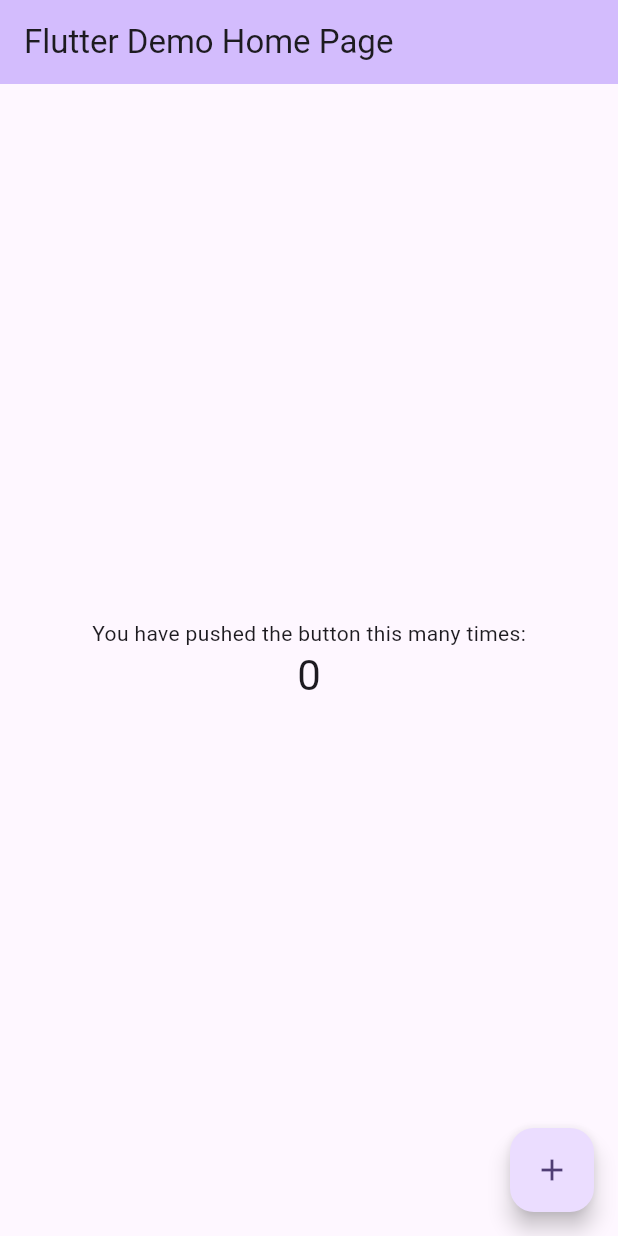
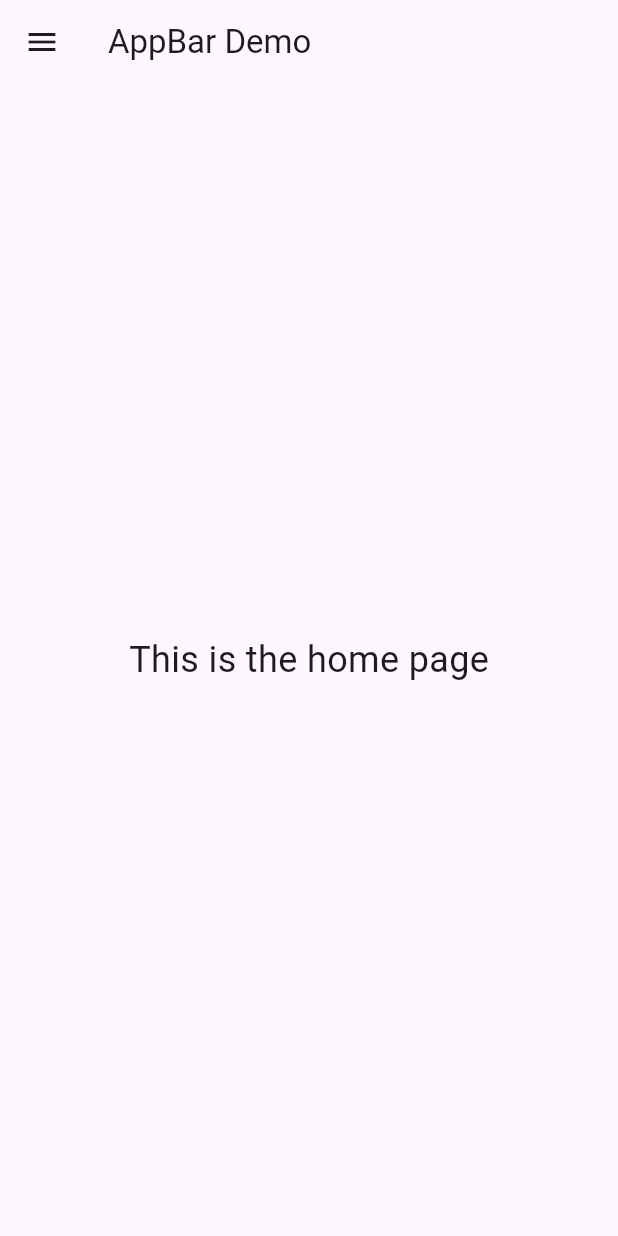
Before and after one commit to cookie70301/flutter_dart_app, a Flutter app: the screen it shows after launch, on a phone screen of 412 x 824 dp. Run offline on Flutter 3.47's test engine with Material 3 defaults, Android fonts, the phone set to English and light mode, and no system bars.

Commit message:
修改一

```diff
--- a/lib/main.dart
+++ b/lib/main.dart
@@ -1,122 +1,53 @@
 import 'package:flutter/material.dart';
 
-void main() {
-  runApp(const MyApp());
+/// Flutter code sample for [AppBar].
+
+void main() => runApp(const AppBarApp());
+
+class AppBarApp extends StatelessWidget {
+  const AppBarApp({super.key});
+
+  @override
+  Widget build(BuildContext context) {
+    return const MaterialApp(home: AppBarExample());
+  }
 }
 
-class MyApp extends StatelessWidget {
-  const MyApp({super.key});
+class AppBarExample extends StatelessWidget {
+  const AppBarExample({super.key});
 
-  // This widget is the root of your application.
   @override
   Widget build(BuildContext context) {
-    return MaterialApp(
-      title: 'Flutter Demo',
-      theme: ThemeData(
-        // This is the theme of your application.
-        //
-        // TRY THIS: Try running your application with "flutter run". You'll see
-        // the application has a purple toolbar. Then, without quitting the app,
-        // try changing the seedColor in the colorScheme below to Colors.green
-        // and then invoke "hot reload" (save your changes or press the "hot
-        // reload" button in a Flutter-supported IDE, or press "r" if you used
-        // the command line to start the app).
-        //
-        // Notice that the counter didn't reset back to zero; the application
-        // state is not lost during the reload. To reset the state, use hot
-        // restart instead.
-        //
-        // This works for code too, not just values: Most code changes can be
-        // tested with just a hot reload.
-        colorScheme: ColorScheme.fromSeed(seedColor: Colors.deepPurple),
+    return Scaffold(
+      drawer: Drawer(
+        child: ListView(
+          children: [
+            TextButton(
+              onPressed: (){
+                Navigator.push(
+                  context,
+                  MaterialPageRoute(
+                    builder: (BuildContext context) {
+                      return Scaffold(
+                        appBar: AppBar(title: const Text('Next page',style: TextStyle(fontSize: 30),)),
+                        body: const Center(
+                        child: Text('這是分頁', style: TextStyle(
+                        fontSize: 24)),
+                        ),
+                      );
+                    },
+                  )
+                );
+              },
+              child: Text("test",style: TextStyle(fontSize: 25),))
+          ],
+        ),
       ),
-      home: const MyHomePage(title: 'Flutter Demo Home Page'),
+      appBar: AppBar(
+        title: const Text('AppBar Demo'),
+      ),
+      body: const Center(
+          child: Text('This is the home page', style: TextStyle(fontSize: 24))),
     );
   }
 }
-
-class MyHomePage extends StatefulWidget {
-  const MyHomePage({super.key, required this.title});
-
-  // This widget is the home page of your application. It is stateful, meaning
-  // that it has a State object (defined below) that contains fields that affect
-  // how it looks.
-
-  // This class is the configuration for the state. It holds the values (in this
-  // case the title) provided by the parent (in this case the App widget) and
-  // used by the build method of the State. Fields in a Widget subclass are
-  // always marked "final".
-
-  final String title;
-
-  @override
-  State<MyHomePage> createState() => _MyHomePageState();
-}
-
-class _MyHomePageState extends State<MyHomePage> {
-  int _counter = 0;
-
-  void _incrementCounter() {
-    setState(() {
-      // This call to setState tells the Flutter framework that something has
-      // changed in this State, which causes it to rerun the build method below
-      // so that the display can reflect the updated values. If we changed
-      // _counter without calling setState(), then the build method would not be
-      // called again, and so nothing would appear to happen.
-      _counter++;
-    });
-  }
-
-  @override
-  Widget build(BuildContext context) {
-    // This method is rerun every time setState is called, for instance as done
-    // by the _incrementCounter method above.
-    //
-    // The Flutter framework has been optimized to make rerunning build methods
-    // fast, so that you can just rebuild anything that needs updating rather
-    // than having to individually change instances of widgets.
-    return Scaffold(
-      appBar: AppBar(
-        // TRY THIS: Try changing the color here to a specific color (to
-        // Colors.amber, perhaps?) and trigger a hot reload to see the AppBar
-        // change color while the other colors stay the same.
-        backgroundColor: Theme.of(context).colorScheme.inversePrimary,
-        // Here we take the value from the MyHomePage object that was created by
-        // the App.build method, and use it to set our appbar title.
-        title: Text(widget.title),
-      ),
-      body: Center(
-        // Center is a layout widget. It takes a single child and positions it
-        // in the middle of the parent.
-        child: Column(
-          // Column is also a layout widget. It takes a list of children and
-          // arranges them vertically. By default, it sizes itself to fit its
-          // children horizontally, and tries to be as tall as its parent.
-          //
-          // Column has various properties to control how it sizes itself and
-          // how it positions its children. Here we use mainAxisAlignment to
-          // center the children vertically; the main axis here is the vertical
-          // axis because Columns are vertical (the cross axis would be
-          // horizontal).
-          //
-          // TRY THIS: Invoke "debug painting" (choose the "Toggle Debug Paint"
-          // action in the IDE, or press "p" in the console), to see the
-          // wireframe for each widget.
-          mainAxisAlignment: MainAxisAlignment.center,
-          children: <Widget>[
-            const Text('You have pushed the button this many times:'),
-            Text(
-              '$_counter',
-              style: Theme.of(context).textTheme.headlineMedium,
-            ),
-          ],
-        ),
-      ),
-      floatingActionButton: FloatingActionButton(
-        onPressed: _incrementCounter,
-        tooltip: 'Increment',
-        child: const Icon(Icons.add),
-      ), // This trailing comma makes auto-formatting nicer for build methods.
-    );
-  }
-}
```
